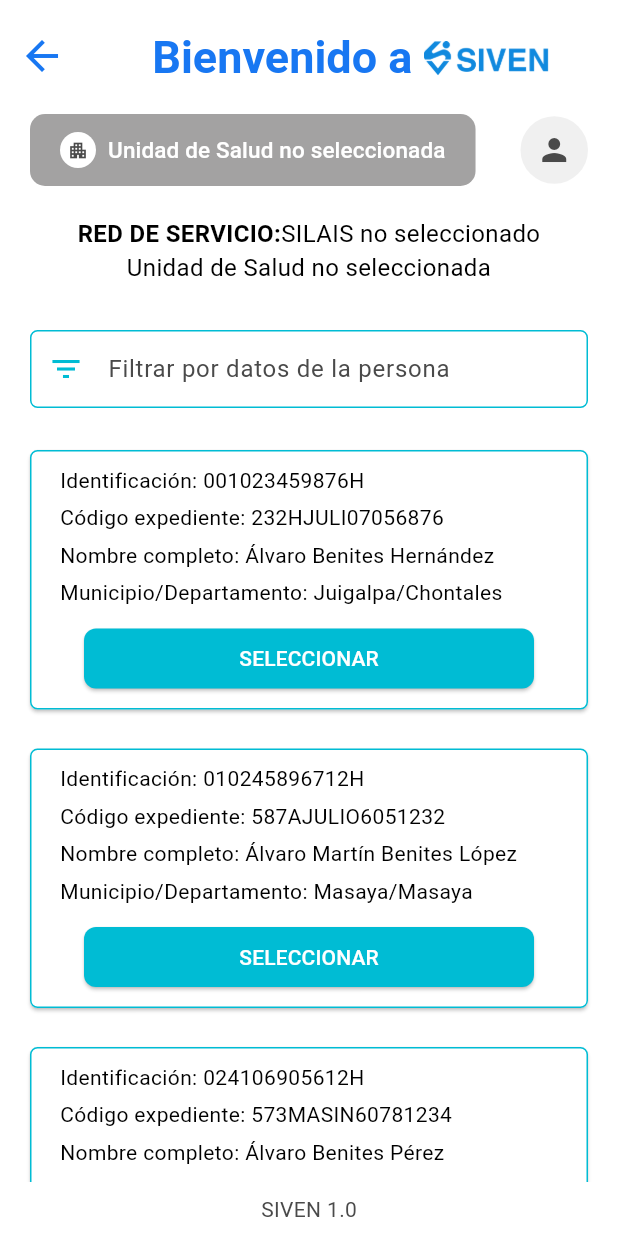
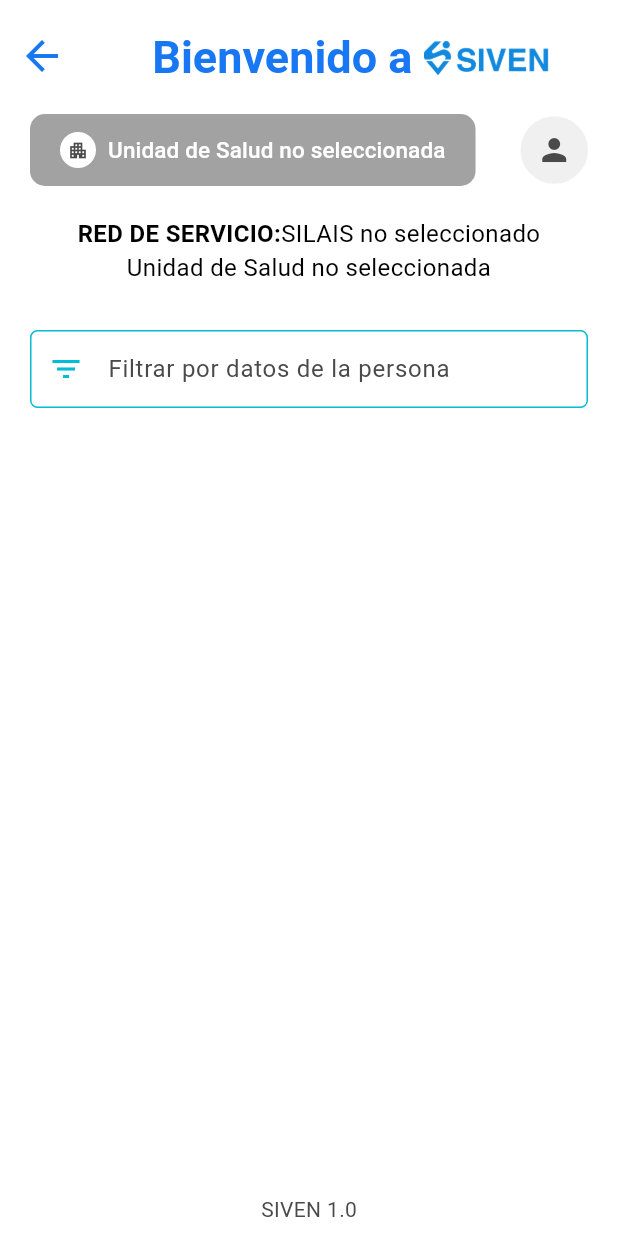
Before and after one commit to diedrizon/Frontend-siven, a Flutter app: the CaptacionResultadoBusqueda screen opened by its route, on a phone screen of 412 x 824 dp. Run offline on Flutter 3.47's test engine with Material 3 defaults, Android fonts, the phone set to English and light mode, and no system bars; our stand-ins replace dropdown_search, flutter_map, flutter_secure_storage, latlong2, syncfusion_flutter_charts; accounts and stored records are empty.

Commit message:
:lipstick: Se obtiene el filtrado por la busqueda del filtrado por cedula o expediente

```diff
--- a/lib/features/captacion/captacion_resultado_busqueda.dart
+++ b/lib/features/captacion/captacion_resultado_busqueda.dart
@@ -19,11 +19,11 @@
   // Declaración de servicios
   late CatalogServiceRedServicio catalogService;
   late SelectionStorageService selectionStorageService;
+  List<Map<String, dynamic>> resultadosBusqueda = []; // Lista para almacenar los resultados
 
   @override
   void initState() {
     super.initState();
-
     // Inicialización de servicios
     initializeServices();
   }
@@ -38,6 +38,14 @@
 
   @override
   Widget build(BuildContext context) {
+    // Obtener los argumentos pasados desde la pantalla de búsqueda
+    final argumentos = ModalRoute.of(context)!.settings.arguments as List<Map<String, dynamic>>?;
+
+    // Si los argumentos no son nulos, asignar los resultados a la lista
+    if (argumentos != null) {
+      resultadosBusqueda = argumentos;
+    }
+
     return Scaffold(
       backgroundColor: Colors.white,
       appBar: AppBar(
@@ -48,7 +56,7 @@
           child: IconButton(
             icon: const Icon(Icons.arrow_back, color: Color(0xFF1877F2), size: 32),
             onPressed: () {
-              Navigator.pushNamed(context, '/captacion_busqueda_por_nombre');
+              Navigator.pushNamed(context, '/captacion_busqueda_por_nombre'); // Navegación a búsqueda por nombre
             },
           ),
         ),
@@ -95,12 +103,22 @@
 
                   // Lista de resultados de búsqueda usando CardPersonaWidget
                   Column(
+                    children: resultadosBusqueda.map((persona) {
+                      // Concatenar el nombre completo con los diferentes campos
+                      String nombreCompleto = '${persona['primer_nombre'] ?? ''} ${persona['segundo_nombre'] ?? ''} '
+                          '${persona['primer_apellido'] ?? ''} ${persona['segundo_apellido'] ?? ''}'.trim();
+
+                      String municipio = persona['municipio'] ?? 'Sin municipio';
+                      String departamento = persona['departamento'] ?? 'Sin departamento';
+                      String ubicacionCompleta = '$municipio / $departamento';
+
+                      return Column(
                         children: [
                           CardPersonaWidget(
-                        identificacion: '001023459876H',
-                        expediente: '232HJULI07056876',
-                        nombre: 'Álvaro Benites Hernández',
-                        ubicacion: 'Juigalpa/Chontales',
+                            identificacion: persona['cedula'] ?? 'Sin cédula',
+                            expediente: persona['codigo_expediente'] ?? 'Sin expediente',
+                            nombre: nombreCompleto, // Mostrar el nombre completo concatenado
+                            ubicacion: ubicacionCompleta, // Mostrar municipio y departamento
                             colorBorde: const Color(0xFF00BCD4), // Color del borde turquesa
                             colorBoton: const Color(0xFF00BCD4), // Botón con fondo turquesa
                             textoBoton: 'SELECCIONAR',
@@ -110,34 +128,9 @@
                             },
                           ),
                           const SizedBox(height: 10), // Espaciado entre las tarjetas
-                      CardPersonaWidget(
-                        identificacion: '010245896712H',
-                        expediente: '587AJULIO6051232',
-                        nombre: 'Álvaro Martín Benites López',
-                        ubicacion: 'Masaya/Masaya',
-                        colorBorde: const Color(0xFF00BCD4), // Color del borde turquesa
-                        colorBoton: const Color(0xFF00BCD4), // Botón con fondo turquesa
-                        textoBoton: 'SELECCIONAR',
-                        onBotonPressed: () {
-                          // Navegación a la pantalla de información del paciente
-                          Navigator.pushNamed(context, '/captacion_inf_paciente');
-                        },
-                      ),
-                      const SizedBox(height: 10), // Espaciado entre las tarjetas
-                      CardPersonaWidget(
-                        identificacion: '024106905612H',
-                        expediente: '573MASIN60781234',
-                        nombre: 'Álvaro Benites Pérez',
-                        ubicacion: 'Catarina/Masaya',
-                        colorBorde: const Color(0xFF00BCD4), // Color del borde turquesa
-                        colorBoton: const Color(0xFF00BCD4), // Botón con fondo turquesa
-                        textoBoton: 'SELECCIONAR',
-                        onBotonPressed: () {
-                          // Navegación a la pantalla de información del paciente
-                          Navigator.pushNamed(context, '/captacion_inf_paciente');
-                        },
-                      ),
                         ],
+                      );
+                    }).toList(),
                   ),
                 ],
               ),
@@ -149,9 +142,3 @@
     );
   }
 }
-
-void main() {
-  runApp(const MaterialApp(
-    home: CaptacionResultadoBusqueda(),
-  ));
-}
```
Lines whose indentation alone changed are shown as unchanged.
